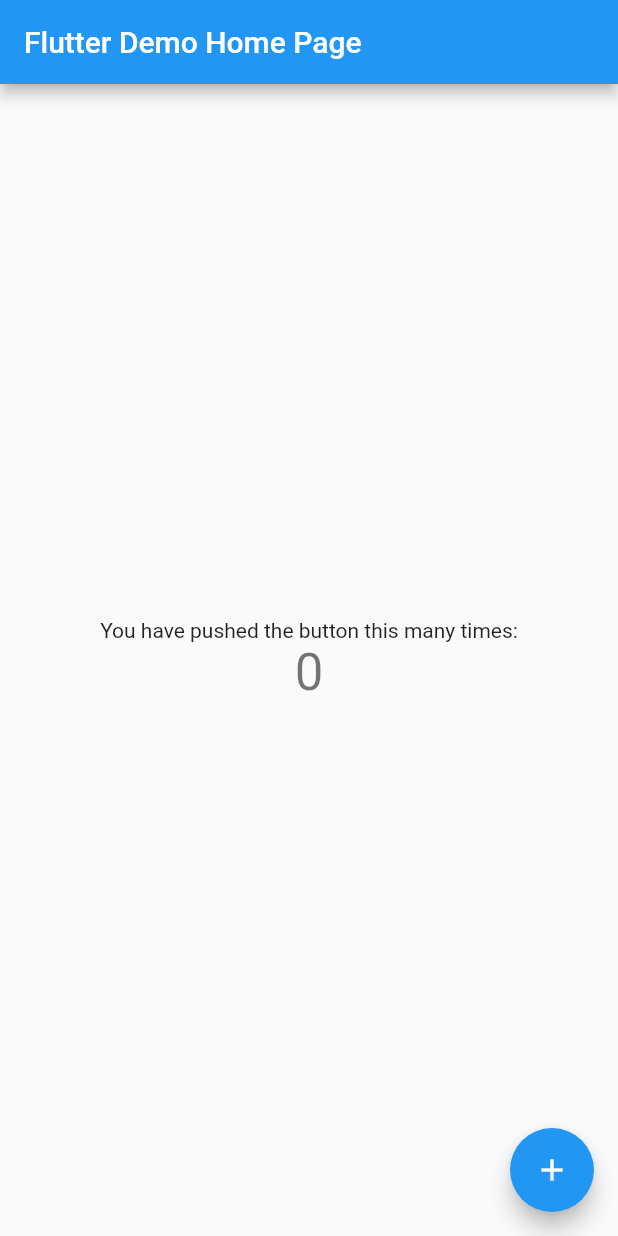
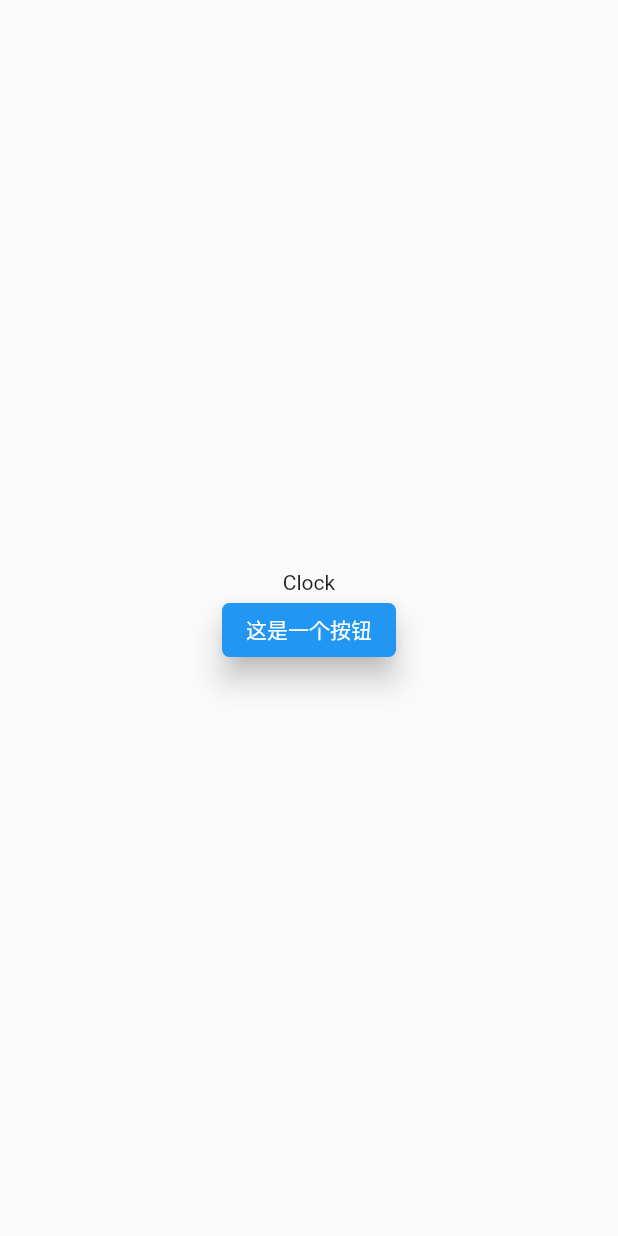
Before and after one commit to wuzehua/techtrainingcamp-client-5, a Flutter app: the screen it shows after launch, on a phone screen of 412 x 824 dp. Run offline on Flutter 3.47's test engine with Material 2 defaults, Android fonts, the phone set to English and light mode, and no system bars.

Commit message:
添加主页

```diff
--- /dev/null
+++ b/lib/home.dart
@@ -0,0 +1,46 @@
+import 'package:flutter/material.dart';
+
+class MyHomePage extends StatefulWidget {
+  MyHomePage({Key key, this.title}) : super(key: key);
+
+
+  final String title;
+
+  @override
+  _MyHomePageState createState() => _MyHomePageState();
+}
+
+class _MyHomePageState extends State<MyHomePage> {
+
+  @override
+  Widget build(BuildContext context) {
+    return Scaffold(
+      body: Container(
+        alignment: Alignment.center,
+        child: Column(
+          mainAxisAlignment: MainAxisAlignment.center,
+          children: [
+            Text(widget.title),
+            RaisedButton(
+              elevation: 8.0,
+              highlightElevation: 2.0,
+              disabledElevation: 0.0,
+              color: Colors.blue,
+              highlightColor: Colors.blueAccent,
+              disabledColor: Colors.blueGrey,
+              splashColor: Colors.white,
+              colorBrightness: Brightness.dark,
+              child: Text('这是一个按钮'),
+              shape: RoundedRectangleBorder(
+                  borderRadius: BorderRadius.circular(5)
+              ),
+              onPressed: () {
+
+              },
+            )
+          ],
+        ),
+      ),
+    );
+  }
+}
--- a/lib/main.dart
+++ b/lib/main.dart
@@ -1,4 +1,5 @@
 import 'package:flutter/material.dart';
+import 'home.dart';
 
 void main() {
   runApp(MyApp());
@@ -9,109 +10,9 @@ class MyApp extends StatelessWidget {
   @override
   Widget build(BuildContext context) {
     return MaterialApp(
-      title: 'Flutter Demo',
-      theme: ThemeData(
-        // This is the theme of your application.
-        //
-        // Try running your application with "flutter run". You'll see the
-        // application has a blue toolbar. Then, without quitting the app, try
-        // changing the primarySwatch below to Colors.green and then invoke
-        // "hot reload" (press "r" in the console where you ran "flutter run",
-        // or simply save your changes to "hot reload" in a Flutter IDE).
-        // Notice that the counter didn't reset back to zero; the application
-        // is not restarted.
-        primarySwatch: Colors.blue,
-        // This makes the visual density adapt to the platform that you run
-        // the app on. For desktop platforms, the controls will be smaller and
-        // closer together (more dense) than on mobile platforms.
-        visualDensity: VisualDensity.adaptivePlatformDensity,
+      home: MyHomePage(
+        title: 'Clock',
       ),
-      home: MyHomePage(title: 'Flutter Demo Home Page'),
     );
   }
 }
-
-class MyHomePage extends StatefulWidget {
-  MyHomePage({Key key, this.title}) : super(key: key);
-
-  // This widget is the home page of your application. It is stateful, meaning
-  // that it has a State object (defined below) that contains fields that affect
-  // how it looks.
-
-  // This class is the configuration for the state. It holds the values (in this
-  // case the title) provided by the parent (in this case the App widget) and
-  // used by the build method of the State. Fields in a Widget subclass are
-  // always marked "final".
-
-  final String title;
-
-  @override
-  _MyHomePageState createState() => _MyHomePageState();
-}
-
-class _MyHomePageState extends State<MyHomePage> {
-  int _counter = 0;
-
-  void _incrementCounter() {
-    setState(() {
-      // This call to setState tells the Flutter framework that something has
-      // changed in this State, which causes it to rerun the build method below
-      // so that the display can reflect the updated values. If we changed
-      // _counter without calling setState(), then the build method would not be
-      // called again, and so nothing would appear to happen.
-      _counter++;
-    });
-  }
-
-  @override
-  Widget build(BuildContext context) {
-    // This method is rerun every time setState is called, for instance as done
-    // by the _incrementCounter method above.
-    //
-    // The Flutter framework has been optimized to make rerunning build methods
-    // fast, so that you can just rebuild anything that needs updating rather
-    // than having to individually change instances of widgets.
-    return Scaffold(
-      appBar: AppBar(
-        // Here we take the value from the MyHomePage object that was created by
-        // the App.build method, and use it to set our appbar title.
-        title: Text(widget.title),
-      ),
-      body: Center(
-        // Center is a layout widget. It takes a single child and positions it
-        // in the middle of the parent.
-        child: Column(
-          // Column is also a layout widget. It takes a list of children and
-          // arranges them vertically. By default, it sizes itself to fit its
-          // children horizontally, and tries to be as tall as its parent.
-          //
-          // Invoke "debug painting" (press "p" in the console, choose the
-          // "Toggle Debug Paint" action from the Flutter Inspector in Android
-          // Studio, or the "Toggle Debug Paint" command in Visual Studio Code)
-          // to see the wireframe for each widget.
-          //
-          // Column has various properties to control how it sizes itself and
-          // how it positions its children. Here we use mainAxisAlignment to
-          // center the children vertically; the main axis here is the vertical
-          // axis because Columns are vertical (the cross axis would be
-          // horizontal).
-          mainAxisAlignment: MainAxisAlignment.center,
-          children: <Widget>[
-            Text(
-              'You have pushed the button this many times:',
-            ),
-            Text(
-              '$_counter',
-              style: Theme.of(context).textTheme.headline4,
-            ),
-          ],
-        ),
-      ),
-      floatingActionButton: FloatingActionButton(
-        onPressed: _incrementCounter,
-        tooltip: 'Increment',
-        child: Icon(Icons.add),
-      ), // This trailing comma makes auto-formatting nicer for build methods.
-    );
-  }
-}
```
